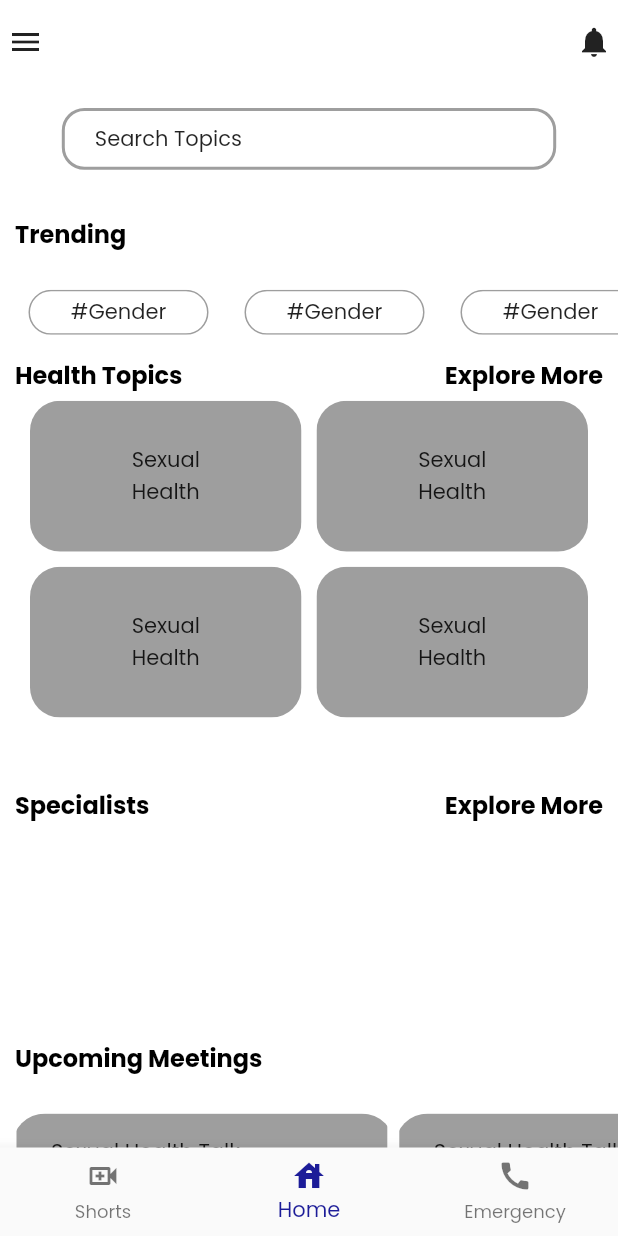
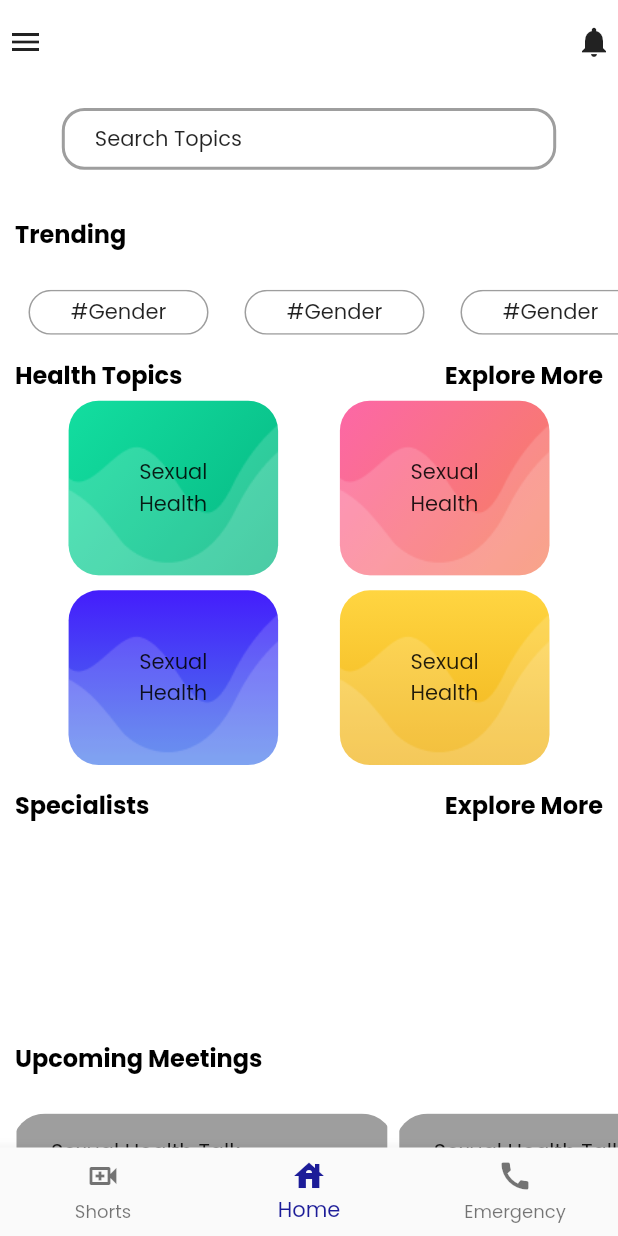
Before and after one commit to SichangiFelix/SHED_solution, a Flutter app: the screen it shows once a user with an empty profile is signed in, on a phone screen of 412 x 824 dp. Run offline on Flutter 3.47's test engine with Material 2 defaults, Android fonts, the phone set to English and light mode, and no system bars; our stand-ins replace cached_network_image, cloud_firestore, firebase_auth, firebase_core, flex_color_scheme, flutter_svg and 1 more; accounts and stored records are empty.

Commit message:
Designed Home screen cards

```diff
--- a/lib/src/features/home/widgets/topic_view.dart
+++ b/lib/src/features/home/widgets/topic_view.dart
@@ -13,6 +13,9 @@ class TopicView extends StatefulWidget {
 class _TopicViewState extends State<TopicView> {
   @override
   Widget build(BuildContext context) {
+    double screenHeight = MediaQuery.of(context).size.height;
+    double screenWidth = MediaQuery.of(context).size.width;
+
     return Column(
       crossAxisAlignment: CrossAxisAlignment.start,
       children: [
@@ -42,26 +45,164 @@ class _TopicViewState extends State<TopicView> {
           margin: EdgeInsets.only(left: 20,right: 20),
           height: MediaQuery.of(context).size.height *0.3,
           child: Center(
-            child: GridView.builder(
-                gridDelegate: const SliverGridDelegateWithMaxCrossAxisExtent(
-                    maxCrossAxisExtent: 200,
-                    childAspectRatio: 1.8,
-                    crossAxisSpacing: 10,
+            child: GridView(
+              padding: EdgeInsets.symmetric(horizontal: screenWidth/16),
+                gridDelegate: SliverGridDelegateWithFixedCrossAxisCount(
+                    crossAxisCount: 2,
+                    childAspectRatio: 1.2,
+                    crossAxisSpacing: screenWidth/10,
                     mainAxisSpacing: 10),
-                itemCount: 4,
-                itemBuilder: (BuildContext ctx, index) {
-                  return ClipRRect(
-                    borderRadius: BorderRadius.circular(20),
-                    child: Container(
-                      height: 50,
-                      width: 50,
-                      color: Colors.grey,
+              children: [
+                Stack(
+                  children: [
+                    Container(
+                      decoration: BoxDecoration(
+                        borderRadius: BorderRadius.circular(20),
+                        //color: Color(0xff06B782),
+                        gradient: LinearGradient(
+                          colors: [
+                            Color(0xff13DEA0),
+                            Color(0xff06B782),
+                          ],
+                          begin: Alignment.topLeft,
+                          end: Alignment.bottomRight,
+                        ),
+                      ),
+                    ),
+                    Align(
+                      alignment: Alignment.bottomCenter,
+                      child: Image(
+                        image: AssetImage("assets/images/curve1.png"),
+                      ),
+                    ),Align(
+                      alignment: Alignment.bottomCenter,
+                      child: Image(
+                        image: AssetImage("assets/images/curve 2.png"),
+                      ),
+                    ),
+                    Container(
+                      decoration: BoxDecoration(
+                        borderRadius: BorderRadius.circular(20),
+                      ),
                       child: Center(
                           child: Text('Sexual\nHealth')
                       ),
+                    ),
+                  ],
+                ),
+                Stack(
+                  children: [
+                    Container(
+                      decoration: BoxDecoration(
+                        borderRadius: BorderRadius.circular(20),
+                        //color: Color(0xff06B782),
+                        gradient: LinearGradient(
+                          colors: [
+                            Color(0xffFC67A7),
+                            Color(0xffF6815B),
+                          ],
+                          begin: Alignment.topLeft,
+                          end: Alignment.bottomRight,
+                        ),
                       ),
-                  );
-                }),
+                    ),
+                    Align(
+                      alignment: Alignment.bottomCenter,
+                      child: Image(
+                        image: AssetImage("assets/images/curve1.png"),
+                      ),
+                    ),Align(
+                      alignment: Alignment.bottomCenter,
+                      child: Image(
+                        image: AssetImage("assets/images/curve 2.png"),
+                      ),
+                    ),
+                    Container(
+                      decoration: BoxDecoration(
+                        borderRadius: BorderRadius.circular(20),
+                      ),
+                      child: Center(
+                          child: Text('Sexual\nHealth')
+                      ),
+                    ),
+                  ],
+                ),
+                Stack(
+                  children: [
+                    Container(
+                      decoration: BoxDecoration(
+                        borderRadius: BorderRadius.circular(20),
+                        //color: Color(0xff06B782),
+                        gradient: LinearGradient(
+                          colors: [
+                            Color(0xff441DFC),
+                            Color(0xff4E81EB),
+                          ],
+                          begin: Alignment.topCenter,
+                          end: Alignment.bottomCenter,
+                        ),
+                      ),
+                    ),
+                    Align(
+                      alignment: Alignment.bottomCenter,
+                      child: Image(
+                        image: AssetImage("assets/images/curve1.png"),
+                      ),
+                    ),Align(
+                      alignment: Alignment.bottomCenter,
+                      child: Image(
+                        image: AssetImage("assets/images/curve 2.png"),
+                      ),
+                    ),
+                    Container(
+                      decoration: BoxDecoration(
+                        borderRadius: BorderRadius.circular(20),
+                      ),
+                      child: Center(
+                          child: Text('Sexual\nHealth')
+                      ),
+                    ),
+                  ],
+                ),
+                Stack(
+                  children: [
+                    Container(
+                      decoration: BoxDecoration(
+                        borderRadius: BorderRadius.circular(20),
+                        //color: Color(0xff06B782),
+                        gradient: LinearGradient(
+                          colors: [
+                            Color(0xffFFD541),
+                            Color(0xffF0B31A),
+                          ],
+                          begin: Alignment.topCenter,
+                          end: Alignment.bottomCenter,
+                        ),
+                      ),
+                    ),
+                    Align(
+                      alignment: Alignment.bottomCenter,
+                      child: Image(
+                        image: AssetImage("assets/images/curve1.png"),
+                      ),
+                    ),Align(
+                      alignment: Alignment.bottomCenter,
+                      child: Image(
+                        image: AssetImage("assets/images/curve 2.png"),
+                      ),
+                    ),
+                    Container(
+                      decoration: BoxDecoration(
+                        borderRadius: BorderRadius.circular(20),
+                      ),
+                      child: Center(
+                          child: Text('Sexual\nHealth')
+                      ),
+                    ),
+                  ],
+                ),
+              ],
+            ),
           ),
         ),
       ],
```
Also changed, not shown: assets/images/curve 2.png (added), assets/images/curve1.png (added).
